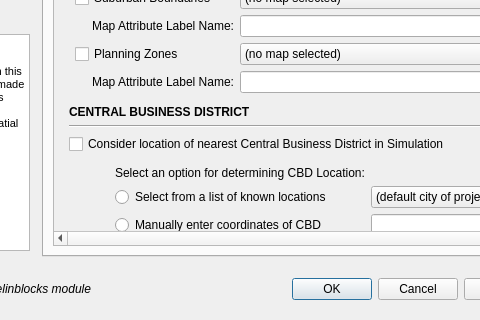
This is gui/md_delinblocksgui.ui in petermbach/urbanbeats-pss as Qt 5 draws it before an edit; both pictures show x 133 to 613 and y 280 to 600 of the 780 by 600 pixel window. The edited form follows.
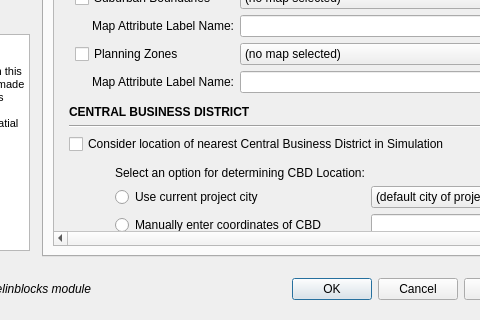
This is the edited form. The open tabs and pages were chosen to show the change. Icons and pictures are not drawn.

Commit message: Fixed a bug that was related to an old city list selection feature in block delineation, caused the program to crash if the case study was not within one of the starter cities. Tested on Trois-Rivieres. CBD functionality is now either based on the main city of the project or a user-defined Lat Long

What changed in the file:
```diff
--- a/gui/md_delinblocksgui.ui
+++ b/gui/md_delinblocksgui.ui
@@ -1652,7 +1652,7 @@
              <property name="geometry">
               <rect>
                <x>0</x>
-               <y>0</y>
+               <y>-26</y>
                <width>549</width>
                <height>435</height>
               </rect>
@@ -1962,7 +1962,7 @@
                       <string>Choose the nearest city if your case study is within its metropolitan region.</string>
                      </property>
                      <property name="text">
-                      <string>Select from a list of known locations</string>
+                      <string>Use current project city</string>
                      </property>
                     </widget>
                    </item>
```
Left out of the diff: 41 changed lines with no effect on the pictures. The commit also changes 2 other files.
